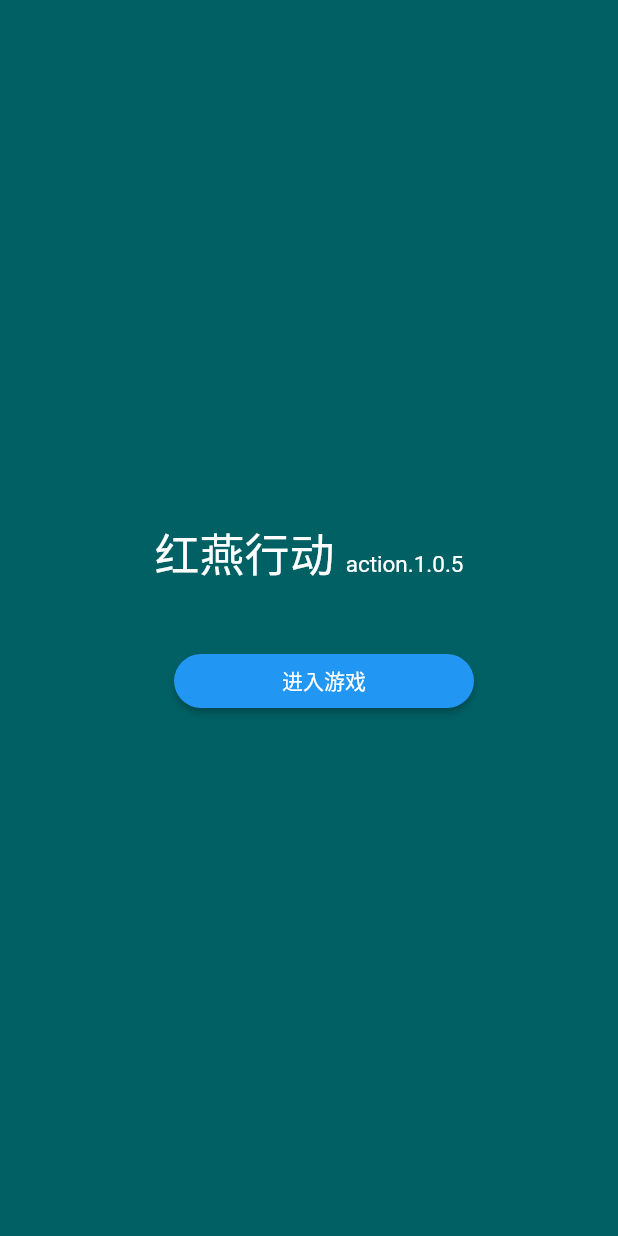
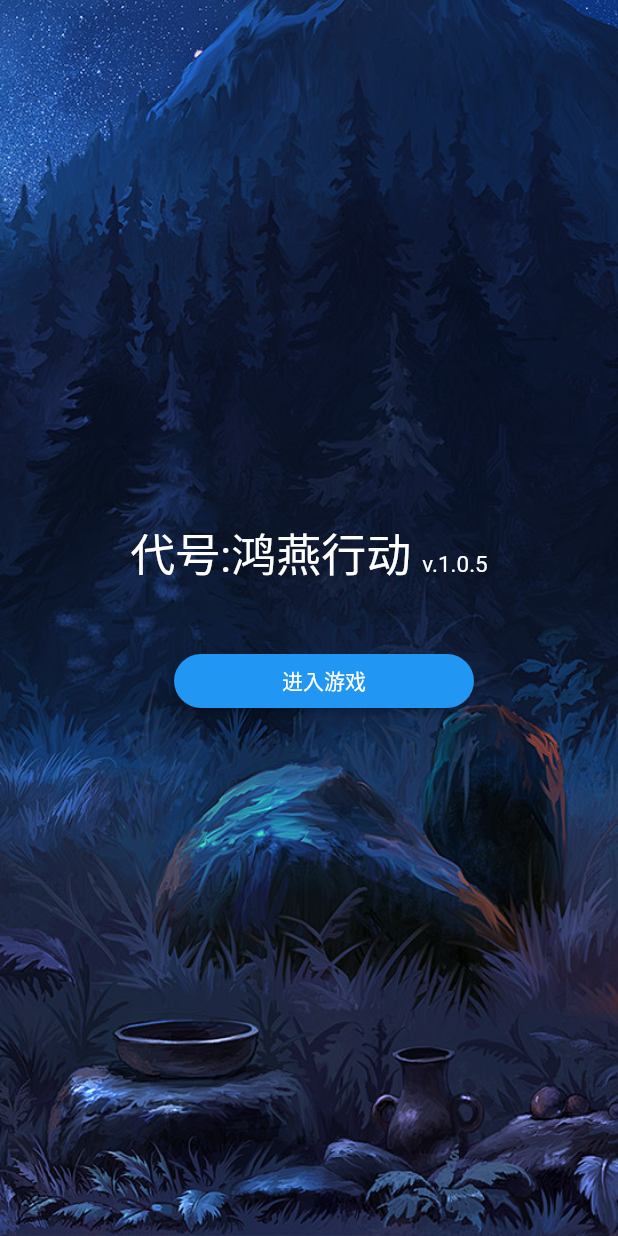
Before and after one commit to xu-chao/game, a Flutter app: the screen it shows after launch, on a phone screen of 412 x 824 dp. Run offline on Flutter 3.47's test engine with Material 2 defaults, Android fonts, the phone set to English and light mode, and no system bars; missing offline and left inert: a_star_algorithm, flame, tiledjsonreader; Roboto replaces fonts that are missing (gameFontFamily).

Commit message:
feat:新增字体

```diff
--- a/game/game/lib/main.dart
+++ b/game/game/lib/main.dart
@@ -32,19 +32,26 @@ class Menu extends StatelessWidget {
   @override
   Widget build(BuildContext context) {
     return Scaffold(
-      backgroundColor: Colors.cyan[900],
-      body: Center(
+      // background: backgroundColor: Colors.cyan[900],
+      body: Container(
+        decoration: const BoxDecoration(
+          image: DecorationImage(
+            fit: BoxFit.cover,
+            image: AssetImage("assets/images/tiled/image_bg.jpeg"),
+          ),
+        ),
+        child: Center(
           child: Column(
             mainAxisSize: MainAxisSize.min,
             children: <Widget>[
               Center(
                 child: RichText(
                   text: const TextSpan(
-                  text: '红燕行动',
-                  style: TextStyle(fontSize: 30, color: Colors.white),
+                    text: '代号:鸿燕行动',
+                    style: TextStyle(fontSize: 30, color: Colors.white,fontFamily: "gameFontFamily" ),
                     children: [
                       TextSpan(
-                      text: '  action.1.0.5',
+                        text: '  v.1.0.5',
                         style: TextStyle(fontSize: 15, color: Colors.white),
                       )
                     ],
@@ -69,6 +76,7 @@ class Menu extends StatelessWidget {
                 ),
               )
             ],
+          ),
         ),
       ),
       // bottomNavigationBar: const SizedBox(
--- a/game/game/lib/shared/interface/knight_interface.dart
+++ b/game/game/lib/shared/interface/knight_interface.dart
@@ -108,7 +108,7 @@ class KnightInterface extends GameInterface {
               child: Column(
                 mainAxisSize: MainAxisSize.min,
                 children: [
-                  const Text('AwaitCallbackSceneAction test'),
+                  const Text('回调场景操作测试'),
                   const SizedBox(
                     height: 20,
                   ),
@@ -117,7 +117,7 @@ class KnightInterface extends GameInterface {
                       Navigator.pop(context);
                       completed();
                     },
-                    child: const Text('CONTINUE'),
+                    child: const Text('继续'),
                   ),
                   const SizedBox(
                     height: 20,
@@ -127,7 +127,7 @@ class KnightInterface extends GameInterface {
                       Navigator.pop(context);
                       gameRef.stopScene();
                     },
-                    child: const Text('STOP SCENE'),
+                    child: const Text('停止场景'),
                   ),
                 ],
               ),
--- a/game/game/pubspec.yaml
+++ b/game/game/pubspec.yaml
@@ -47,6 +47,12 @@ flutter:
   # the material Icons class.
   uses-material-design: true
 
+  fonts:
+    - family: gameFontFamily
+      fonts:
+        - asset: assets/font/font-game.ttf
+          weight: 700
+
   assets:
     - assets/images/
     - assets/images/player/
```
Also changed, not shown: 2 other files. Lines whose indentation alone changed are shown as unchanged.
